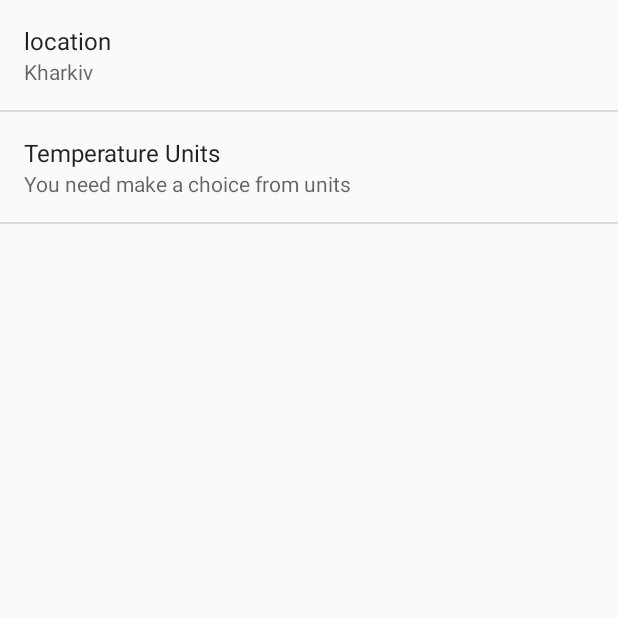
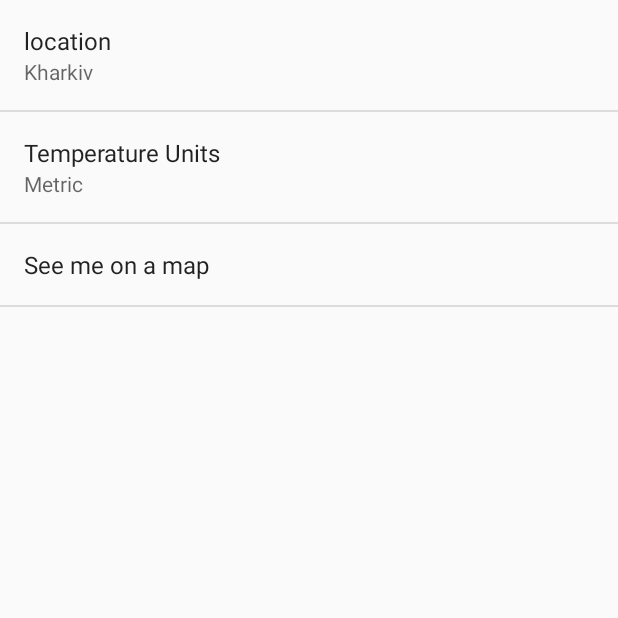
Before and after one commit to StanDroid/Sunshine, an Android app: the screen it shows after launch (SettingsActivity), in the options menu, after a tap on "Settings", on a phone screen of 412 x 824 dp, the top half of it. Run offline under Robolectric (Android 15) with nearby library versions, the phone set to English and light mode, and no system bars.

Commit message:
Add Settings points

```diff
--- a/app/src/main/java/com/example/ls/sunshine/ForecastFragment.java
+++ b/app/src/main/java/com/example/ls/sunshine/ForecastFragment.java
@@ -43,7 +43,7 @@ public class ForecastFragment extends Fragment {
     private static final String LOG_TAG = ForecastFragment.class.getSimpleName();
 
     private ArrayAdapter<String> mForecastArrayAdapter;
-    List<String> listWeatherData;
+
     public ForecastFragment() {
     }
 
@@ -73,18 +73,11 @@ public class ForecastFragment extends Fragment {
 
     public class FetchWeatherClass extends AsyncTask<String, Void, String[]> {
 
+        SharedPreferences sharedPreferences = PreferenceManager.getDefaultSharedPreferences(getContext());
+        String units = sharedPreferences.getString(getString(R.string.preference_default_temp_default),getString(R.string.preference_default_temp_default));
         String mode = "json";
-        //            String units = "metric";
-        String units ;
         int countDays = 7;
         String lang = "ru";
-
-        @Override
-        protected void onPreExecute() {
-            super.onPreExecute();
-            SharedPreferences sharedPreferences = PreferenceManager.getDefaultSharedPreferences(getContext());
-            units = sharedPreferences.getString(getString(R.string.preference_default_temp_key),getString(R.string.preference_default_temp_default));
-        }
 
         @Override
         protected void onPostExecute(String[] strings) {
@@ -202,11 +195,18 @@ public class ForecastFragment extends Fragment {
          */
         private String formatHighLows(double high, double low) {
             // For presentation, assume the user doesn't care about tenths of a degree.
+            String unitPreference = sharedPreferences.getString(getString(R.string.preference_default_temp_key),getString(R.string.preference_default_temp_default));
+            if (unitPreference.equals(getString(R.string.preference_default_temp_imperial))){
+                high = (high*1.8)+32;
+                low = (low*1.8)+32;
+            } else if (!unitPreference.equals(getString(R.string.preference_default_temp_metric))){
+                Log.d(LOG_TAG,"Unit temp not found");
+            }
+
             long roundedHigh = Math.round(high);
             long roundedLow = Math.round(low);
 
-            String highLowStr = roundedHigh + "/" + roundedLow;
-            return highLowStr;
+            return roundedHigh + "/" + roundedLow;
         }
 
         /**
@@ -275,16 +275,8 @@ public class ForecastFragment extends Fragment {
                 double high = temperatureObject.getDouble(OWM_MAX);
                 double low = temperatureObject.getDouble(OWM_MIN);
 
-                double high2 = high;
-                double low2 = low;
-                String highAndLow2;
-                if (!units.equals(getString(R.string.preference_default_temp_default))){
-                    high = (high*((double)9/5))+32;
-                    low= (low*((double)9/5))+32;
-                }
                 highAndLow = formatHighLows(high, low);
-                highAndLow2 = formatHighLows(high2, low2);
-                resultStrs[i] = "Day: " +day + "; " + description + "; Temp: " + highAndLow +"; original: "+ highAndLow2;
+                resultStrs[i] = "Day: " +day + "; " + description + "; Temp: " + highAndLow;
             }
             return resultStrs;
 
--- a/app/src/main/java/com/example/ls/sunshine/SettingsActivity.java
+++ b/app/src/main/java/com/example/ls/sunshine/SettingsActivity.java
@@ -1,16 +1,23 @@
 package com.example.ls.sunshine;
 
+import android.app.Activity;
+import android.content.Intent;
 import android.content.SharedPreferences;
+import android.net.Uri;
 import android.os.Bundle;
 import android.preference.ListPreference;
 import android.preference.Preference;
 import android.preference.PreferenceActivity;
 import android.preference.PreferenceManager;
+import android.util.Log;
 import android.view.KeyEvent;
+import android.widget.Toast;
+
+import java.util.prefs.Preferences;
 
 /**
  * A {@link PreferenceActivity} that presents a set of application settings.
- * <p>
+ * <p/>
  * See <a href="http://developer.android.com/design/patterns/settings.html">
  * Android Design: Settings</a> for design guidelines and the <a
  * href="http://developer.android.com/guide/topics/ui/settings.html">Settings
@@ -28,6 +35,26 @@ public class SettingsActivity extends PreferenceActivity
         // For all preferences, attach an OnPreferenceChangeListener so the UI summary can be
         // updated when the preference changes.
         bindPreferenceSummaryToValue(findPreference(getString(R.string.preference_default_location_key)));
+        bindPreferenceSummaryToValue(findPreference(getString(R.string.preference_default_temp_key)));
+
+        Preference customPref = (Preference) findPreference(getString(R.string.preference_map));
+        customPref.setOnPreferenceClickListener(new Preference.OnPreferenceClickListener() {
+
+            public boolean onPreferenceClick(Preference preference) {
+                Intent intent = new Intent();
+                String userLocation = PreferenceManager.getDefaultSharedPreferences(getApplicationContext()).getString(getString(R.string.preference_default_location_key), getString(R.string.preference_default_location_value));
+                Uri geoLocation = Uri.parse("geo:geo:0,0?q="+userLocation);
+                intent.setAction(Intent.ACTION_VIEW);
+                intent.setData(geoLocation);
+                if (intent.resolveActivity(getPackageManager()) != null) {
+                    startActivity(intent);
+                    return true;
+                } else {
+                    Toast.makeText(SettingsActivity.this, "Fail to get location data", Toast.LENGTH_SHORT).show();
+                    return false;
+                }
+            }
+        });
     }
 
     /**
@@ -35,6 +62,7 @@ public class SettingsActivity extends PreferenceActivity
      * Also fires the listener once, to initialize the summary (so it shows up before the value
      * is changed.)
      */
+
     private void bindPreferenceSummaryToValue(Preference preference) {
         // Set the listener to watch for value changes.
         preference.setOnPreferenceChangeListener(this);
@@ -65,5 +93,15 @@ public class SettingsActivity extends PreferenceActivity
         }
         return true;
     }
+    /*
+    * else if (preference.getKey().equals(getString(R.string.preference_map))){
+            Intent intent = new Intent();
+            Uri geoLocation = Uri.parse("geo:geo:0,0?q=Kharkiv");
+            intent.setAction(Intent.ACTION_VIEW);
+            intent.setData(geoLocation);
+            if (intent.resolveActivity(getPackageManager()) != null) {
+                startActivity(intent);
+            }
+        }*/
 
 }
--- a/app/src/main/res/values/strings.xml
+++ b/app/src/main/res/values/strings.xml
@@ -10,14 +10,17 @@
     <string name="preference_default_temp_key">Temperature Units</string>
     <string name="preference_default_temp_title">Temperature Units</string>
     <string name="preference_default_temp_summary">You need make a choice from units</string>
-    <string name="preference_default_temp_default">Metric</string>
+    <string name="preference_default_temp_default">metric</string>
+    <string name="preference_default_temp_metric">metric</string>
+    <string name="preference_default_temp_imperial">imperial</string>
+    <string name="preference_map">See me on a map</string>
     <string-array name="preference_list_temp_array">
         <item>Metric</item>
         <item>Imperial</item>
     </string-array>
     <string-array name="preference_list_temp_values">
-        <item>metric</item>
-        <item>imperial</item>
+        <item>@string/preference_default_temp_metric</item>
+        <item>@string/preference_default_temp_imperial</item>
     </string-array>
 
 
--- a/app/src/main/res/xml/pref_general.xml
+++ b/app/src/main/res/xml/pref_general.xml
@@ -15,8 +15,11 @@
         android:defaultValue="@string/preference_default_temp_default"
         android:entries="@array/preference_list_temp_array"
         android:entryValues="@array/preference_list_temp_values">
-
     </ListPreference>
+     <Preference
+         android:key="@string/preference_map"
+         android:title="@string/preference_map">
+    </Preference >
 
 
 </PreferenceScreen>
```
Also changed, not shown: app/src/main/java/com/example/ls/sunshine/DetailActivity.java (+7 -0 lines).
